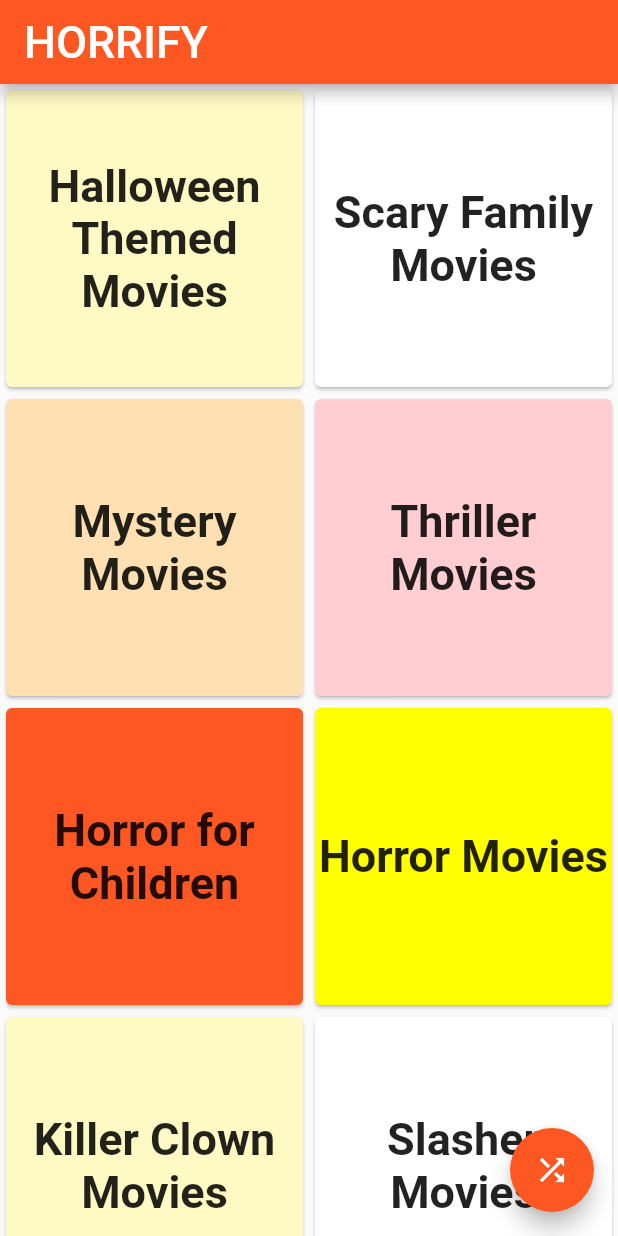
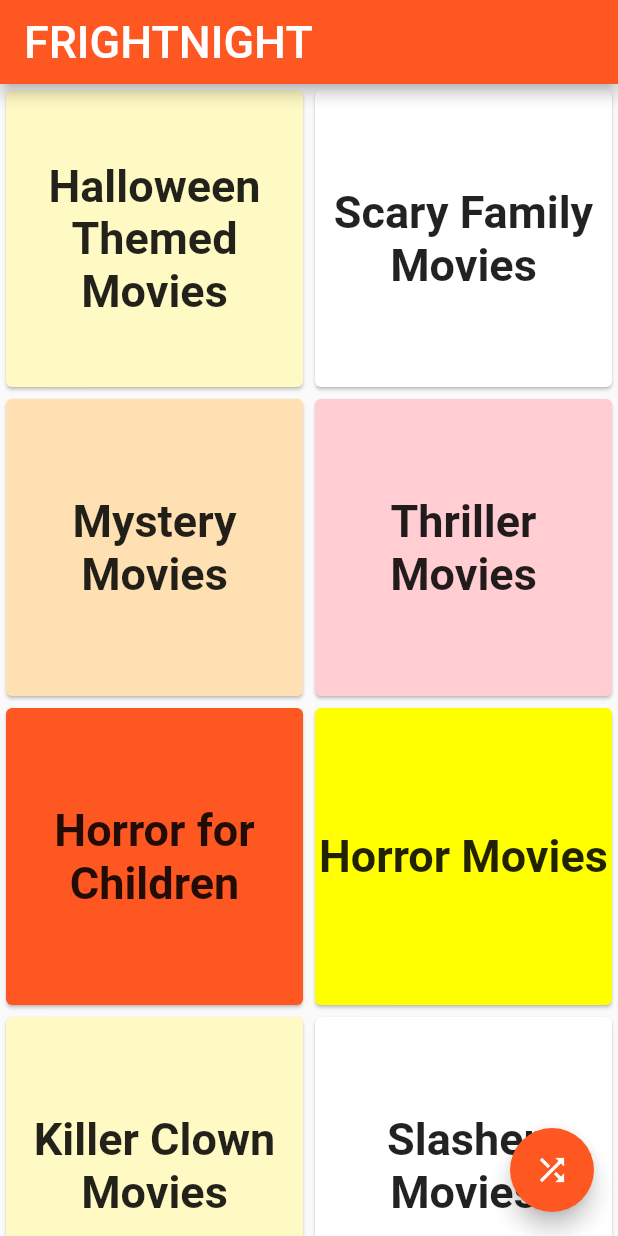
Before and after one commit to kylejava/HackorTreat2020, a Flutter app: the screen it shows after launch, after a tap on the "shuffle" icon, on a phone screen of 412 x 824 dp. Run offline on Flutter 3.47's test engine with Material 2 defaults, Android fonts, the phone set to English and light mode, and no system bars; our stand-ins replace flutter_spinkit.

Commit message:
Finished app

```diff
--- a/lib/pages/genrelist.dart
+++ b/lib/pages/genrelist.dart
@@ -1,7 +1,10 @@
 import 'package:flutter/material.dart';
 import 'package:flutter/cupertino.dart';
 import 'package:horrify/services/ListOfGenres.dart';
-
+import 'package:horrify/services/randomize.dart';
+import 'package:horrify/services/keys.dart';
+import 'package:http/http.dart' as http;
+import 'dart:convert';
 class GenreList extends StatefulWidget {
   @override
   _GenreListState createState() => _GenreListState();
@@ -20,7 +23,7 @@ class _GenreListState extends State<GenreList> {
   Widget build(BuildContext context) {
     return Scaffold(
         appBar: AppBar(
-          title: Text('HORRIFY' , style: TextStyle(fontSize: 30.0),),
+          title: Text('FRIGHTNIGHT' , style: TextStyle(fontSize: 30.0),),
           backgroundColor: Colors.deepOrange,
         ),
 
@@ -57,8 +60,28 @@ class _GenreListState extends State<GenreList> {
           },
         ),
       floatingActionButton: FloatingActionButton(
-        onPressed: () {
-          print("work on this later");
+        onPressed: () async {
+          int movieid = await getRandomMovie();
+
+          var movieurl = 'https://api.themoviedb.org/3/movie/' + movieid.toString() + '?api_key=' + keys+'&language=en-US';
+          var movieresponse = await http.get(movieurl);
+
+           Map moviedata = jsonDecode(movieresponse.body);
+
+          var date = (moviedata['release_date']);
+          var linkToPhoto = 'https://image.tmdb.org/t/p/w220_and_h330_face' + moviedata['poster_path'];
+          Navigator.pushNamed(context, '/movie' , arguments: {
+            'name': moviedata['original_title'],
+            'information': moviedata['overview'],
+            'genre': moviedata['genres'],
+            'photo': linkToPhoto,
+            'date': date,
+            'runtime': moviedata['runtime'],
+
+          });
+
+
+
         },
         child: Icon(Icons.shuffle),
         backgroundColor: Colors.deepOrange,
--- a/lib/pages/home.dart
+++ b/lib/pages/home.dart
@@ -13,7 +13,7 @@ class _HomeScreenState extends State<HomeScreen> {
   void goToNextScreen(){
     if(mounted) {
 
-      int _start =3;
+      int _start =5;
       const oneSec = const Duration(seconds: 1);
       _timer = new Timer.periodic(
         oneSec,
@@ -45,10 +45,7 @@ class _HomeScreenState extends State<HomeScreen> {
           child: Column(
             mainAxisAlignment: MainAxisAlignment.center,
             children: [
-              Text(
-                  'Welcome To'
-              ),
-              Text('Horrify'),
+              Image(image: AssetImage('assets/logo.png')),
               SizedBox(
                 height: 100.0,
               ),
--- a/lib/pages/movielist.dart
+++ b/lib/pages/movielist.dart
@@ -22,7 +22,7 @@ class _MovieListState extends State<MovieList> {
   Widget build(BuildContext context) {
 
     listOfMovies = ModalRoute.of(context).settings.arguments;
-    print(listOfMovies['genre']);
+    print(listOfMovies);
     return Scaffold(
       appBar: AppBar(
         backgroundColor: Colors.deepOrange,
--- a/lib/services/randomize.dart
+++ b/lib/services/randomize.dart
@@ -0,0 +1,27 @@
+import 'package:flutter/material.dart';
+import 'package:horrify/services/ListOfGenres.dart';
+import 'dart:math';
+import 'package:horrify/services/keys.dart';
+import 'package:http/http.dart' as http;
+import 'dart:convert';
+Future<int> getRandomMovie() async {
+  var rng = new Random();
+  List movies = [];
+  var _id = genres[rng.nextInt(genres.length)]['id'];
+  var url = 'https://api.themoviedb.org/3/keyword/' + _id.toString() +
+      '/movies?api_key=' + keys + '&language=en-US&include_adult=false';
+  var response = await http.get(url);
+  Map data = jsonDecode(response.body);
+  for (int i = 0; i < data['results'].length; i++) {
+    var name = data['results'][i]['title'];
+    Map entry = {
+      'name': name,
+      'id': data['results'][i]['id'],
+
+    };
+    movies.add(entry);
+  }
+  var _movieId = movies[rng.nextInt(movies.length)]['id'];
+  return _movieId;
+
+}
--- a/pubspec.yaml
+++ b/pubspec.yaml
@@ -41,6 +41,8 @@ dev_dependencies:
 
 # The following section is specific to Flutter.
 flutter:
+  assets:
+    - assets/logo.png
 
   # The following line ensures that the Material Icons font is
   # included with your application, so that you can use the icons in
```
Also changed, not shown: assets/logo.png (added), 1 other file.
